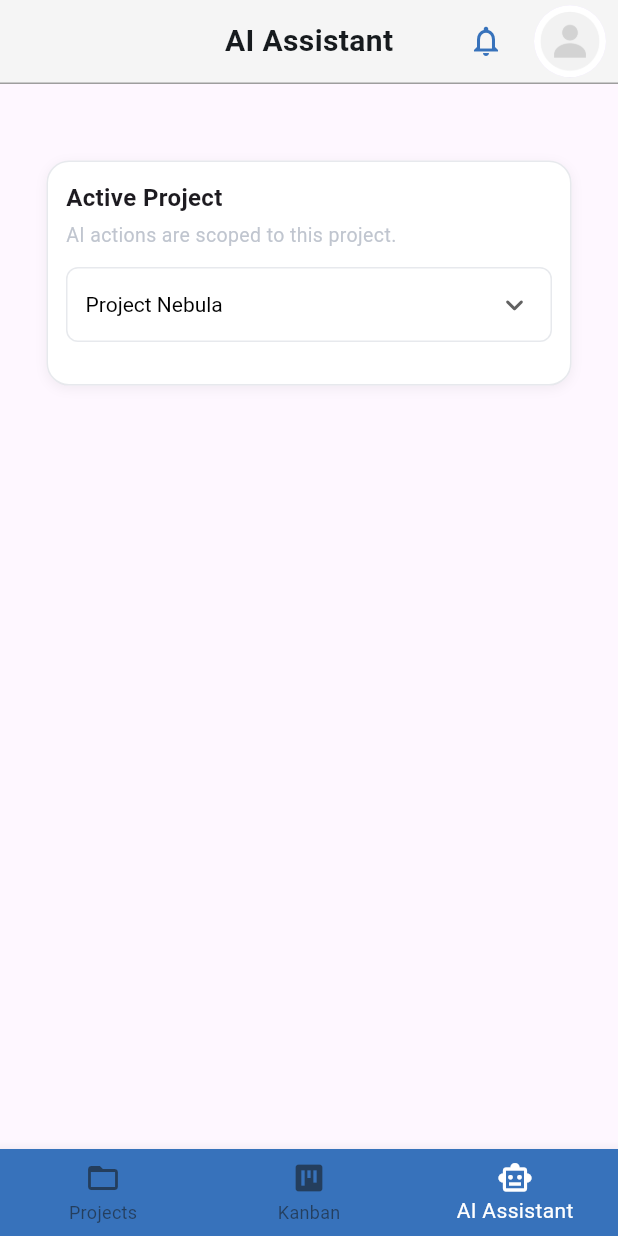
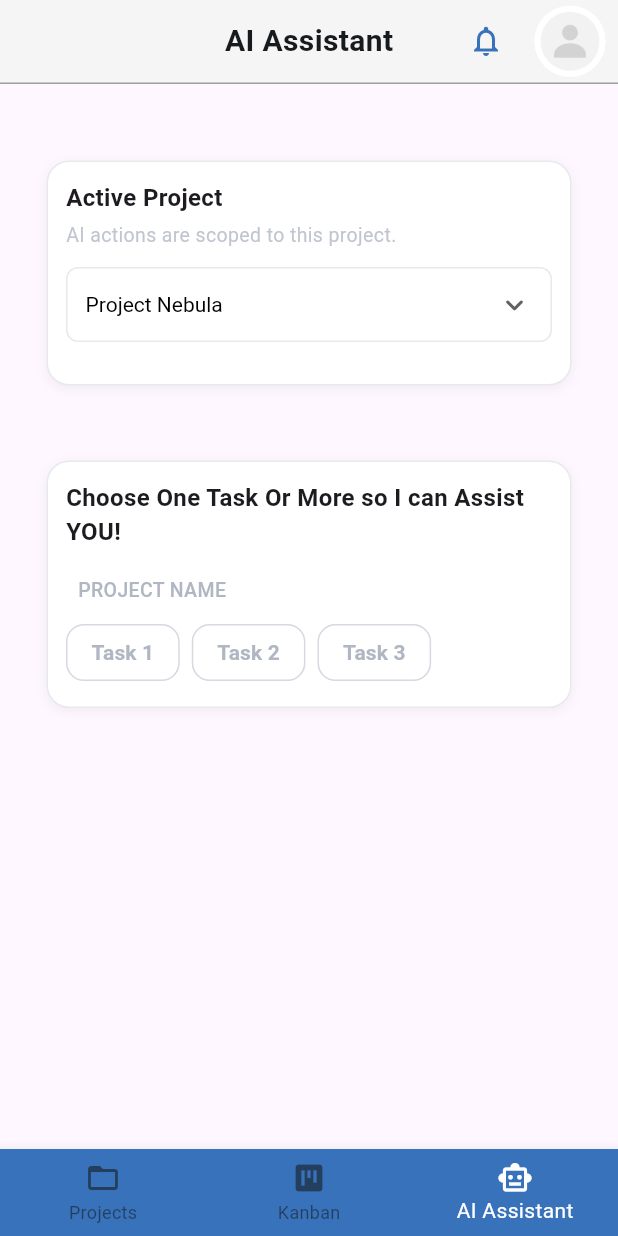
Before and after one commit to nhahub/NHA-225, a Flutter app: the screen it shows after launch, item 3 of the bottom bar chosen, on a phone screen of 412 x 824 dp. Run offline on Flutter 3.47's test engine with Material 3 defaults, Android fonts, the phone set to English and light mode, and no system bars.

Commit message:
adding the Second Container ,custom multichoice  ,select Tasks Container

```diff
--- a/copaw/lib/Feature/Ai/screens/ai_assistant_screen.dart
+++ b/copaw/lib/Feature/Ai/screens/ai_assistant_screen.dart
@@ -1,7 +1,10 @@
 import 'package:flutter/material.dart';
 import 'package:copaw/Feature/widgets/common/appbar.dart';
 import 'package:copaw/utils/app_colors.dart';
+import 'package:copaw/Feature/widgets/AI/CustomContainer.dart';
 import 'package:copaw/Feature/widgets/AI/ProjectList.dart';
+import 'package:copaw/Feature/widgets/common/custom_button.dart';
+import 'package:copaw/Feature/widgets/AI/SelectTasks.dart';
 
 class AiAssistantScreen extends StatelessWidget {
   AiAssistantScreen({super.key});
@@ -15,7 +18,8 @@ class AiAssistantScreen extends StatelessWidget {
   Widget build(BuildContext context) {
     return Scaffold(
       appBar: appBar1,
-      body: SingleChildScrollView(
+      body: SafeArea(
+        child: SingleChildScrollView(
           padding: const EdgeInsets.all(16.0),
           child: Column(
             crossAxisAlignment: CrossAxisAlignment.center,
@@ -24,8 +28,12 @@ class AiAssistantScreen extends StatelessWidget {
 
               const Projectlist(),
 
+              const SizedBox(height: 20),
 
+              const SelectTasks(),
+              const SizedBox(height: 50),
             ],
+          ),
         ),
       ),
     );
--- a/copaw/lib/Feature/widgets/AI/CustomContainer.dart
+++ b/copaw/lib/Feature/widgets/AI/CustomContainer.dart
@@ -3,11 +3,11 @@ import 'package:copaw/utils/app_colors.dart';
 
 class Customcontainer extends StatelessWidget {
   final double Width;
-  final double Height;
+  final double? Height;
   final Widget? child;
 
   const Customcontainer({
-    required this.Height,
+     this.Height,
     required this.Width,
     this.child,
     super.key,
--- /dev/null
+++ b/copaw/lib/Feature/widgets/AI/CustomMultipleSelectChoices.dart
@@ -0,0 +1,74 @@
+import 'package:flutter/material.dart';
+import 'package:copaw/utils/app_colors.dart';
+
+class CustomMultipleSelectChoices extends StatefulWidget {
+  final List<String> options;              // list of choices
+  final List<String>? initiallySelected;   // pre-selected options
+  final Function(List<String>) onSelectionChanged; // callback
+
+  const CustomMultipleSelectChoices({
+    super.key,
+    required this.options,
+    required this.onSelectionChanged,
+    this.initiallySelected,
+  });
+
+  @override
+  State<CustomMultipleSelectChoices> createState() =>
+      _CustomMultipleSelectChoicesState();
+}
+
+class _CustomMultipleSelectChoicesState
+    extends State<CustomMultipleSelectChoices> {
+  late List<String> selected;
+
+  @override
+  void initState() {
+    super.initState();
+    // ✅ Create a *copy* so we can safely modify it
+    selected = List<String>.from(widget.initiallySelected ?? []);
+  }
+
+  void toggleSelection(String option) {
+    setState(() {
+      if (selected.contains(option)) {
+        selected.remove(option);
+      } else {
+        selected.add(option);
+      }
+    });
+    widget.onSelectionChanged(List<String>.from(selected));
+  }
+
+  @override
+  Widget build(BuildContext context) {
+    return Wrap(
+      spacing: 8,
+      runSpacing: 8,
+      children: widget.options.map((option) {
+        final isSelected = selected.contains(option);
+        return ChoiceChip(
+          label: Text(
+            option,
+            style: TextStyle(
+              color: isSelected ? Colors.white : AppColors.grayColor,
+              fontWeight: FontWeight.w600,
+            ),
+          ),
+          selected: isSelected,
+          selectedColor: AppColors.mainColor,
+          backgroundColor: Colors.white,
+          shape: RoundedRectangleBorder(
+            borderRadius: BorderRadius.circular(12),
+            side: BorderSide(
+              color: isSelected
+                  ? AppColors.mainColor
+                  : AppColors.grayColor.withOpacity(0.3),
+            ),
+          ),
+          onSelected: (_) => toggleSelection(option),
+        );
+      }).toList(),
+    );
+  }
+}
--- /dev/null
+++ b/copaw/lib/Feature/widgets/AI/SelectTasks.dart
@@ -0,0 +1,64 @@
+import 'package:flutter/material.dart';
+import 'package:copaw/utils/app_colors.dart';
+import 'package:copaw/Feature/widgets/AI/CustomContainer.dart';
+import 'package:copaw/Feature/widgets/AI/CustomMultipleSelectChoices.dart';
+
+class SelectTasks extends StatefulWidget {
+  const SelectTasks({super.key});
+
+  @override
+  State<SelectTasks> createState() => _SelectTasksState();
+}
+
+class _SelectTasksState extends State<SelectTasks> {
+
+  List<String> selectedTasks = [];
+
+  @override
+  Widget build(BuildContext context) {
+    return Customcontainer(
+      Width: double.infinity,
+      child: Padding(
+        padding: const EdgeInsets.all(12.0),
+        child: Column(
+          crossAxisAlignment: CrossAxisAlignment.start,
+          children: [
+            const Text(
+              "Choose One Task Or More so I can Assist YOU!",
+              style: TextStyle(
+                fontWeight: FontWeight.w700,
+                fontSize: 16,
+              ),
+            ),
+            const SizedBox(height: 10),
+
+            Padding(
+              padding: const EdgeInsets.all(8.0),
+              child: Text(
+                "PROJECT NAME",
+                style: TextStyle(
+                  fontWeight: FontWeight.w500,
+                  fontSize: 13,
+                  color: AppColors.grayColor,
+                ),
+              ),
+            ),
+
+           // will be edited in firebase
+            CustomMultipleSelectChoices(
+              options: const ["Task 1", "Task 2", "Task 3"],
+              initiallySelected: const [],
+              onSelectionChanged: (selectedList) {
+                setState(() {
+                  selectedTasks = selectedList;
+                });
+
+                print("Selected Tasks: $selectedTasks");
+              },
+            ),
+          ],
+        ),
+      ),
+    );
+  }
+}
```
Also changed, not shown: 1 other file. Lines whose indentation alone changed are shown as unchanged.
